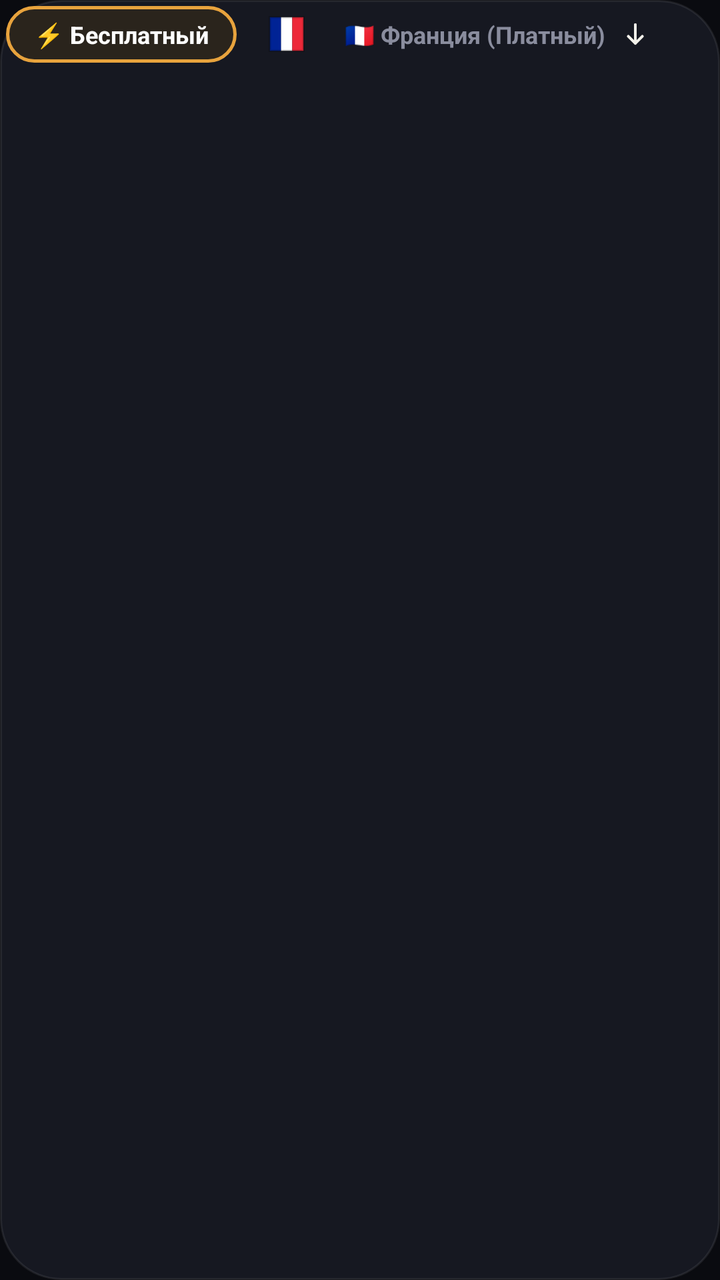
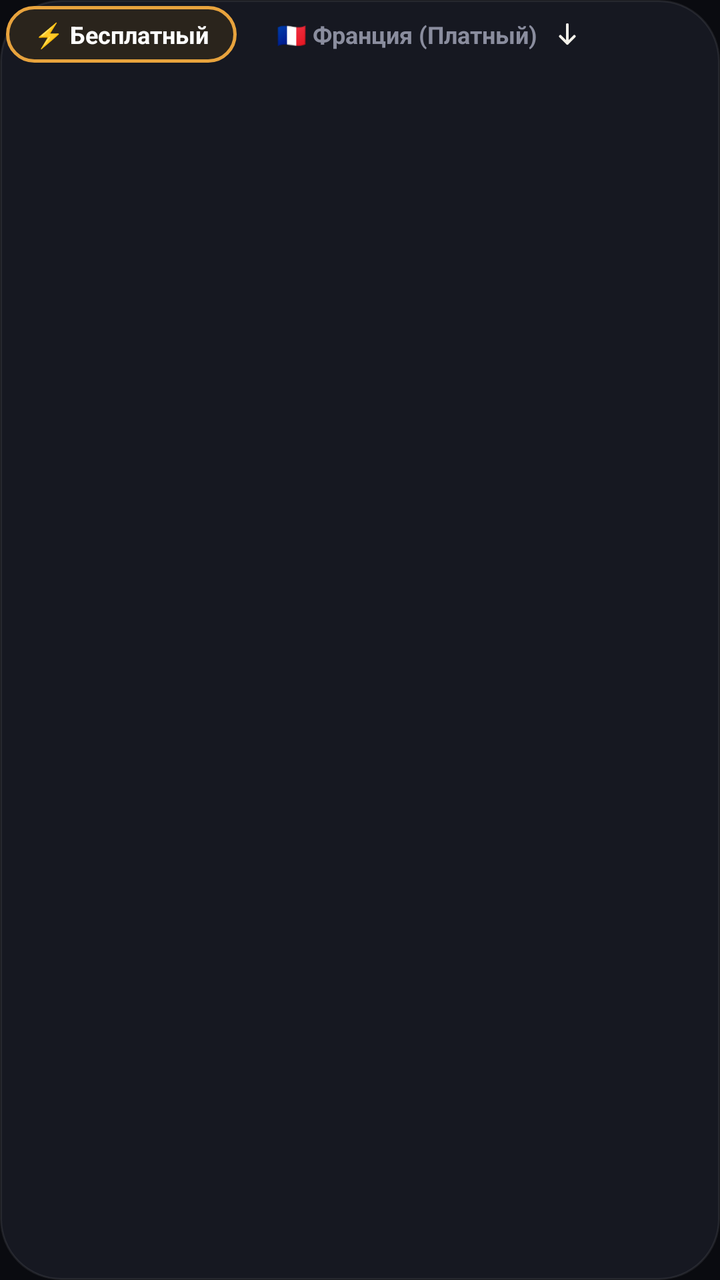

The first picture is an Android layout as it rendered before a commit; the second is the same layout after the commit. The layout source and the unified diff follow.
<!-- AndroidManifest.xml: application theme Theme.Mirage -->
<!-- res/layout/layout_server_plan.xml -->
<?xml version="1.0" encoding="utf-8"?>
<LinearLayout xmlns:android="http://schemas.android.com/apk/res/android"
    xmlns:app="http://schemas.android.com/apk/res-auto"
    android:layout_width="wrap_content"
    android:layout_height="wrap_content"
    android:layout_marginTop="12dp"
    android:background="@drawable/bg_pill"
    android:orientation="horizontal"
    android:padding="3dp">

    <TextView
        android:id="@+id/btnPlanFree"
        android:layout_width="wrap_content"
        android:layout_height="wrap_content"
        android:background="@drawable/bg_pill_active"
        android:clickable="true"
        android:focusable="true"
        android:paddingStart="14dp"
        android:paddingTop="6dp"
        android:paddingEnd="14dp"
        android:paddingBottom="6dp"
        android:text="@string/plan_free"
        android:textColor="#FFFFFF"
        android:textSize="12sp"
        android:textStyle="bold"
        android:maxLines="1"
        app:autoSizeTextType="uniform"
        app:autoSizeMinTextSize="9sp"
        app:autoSizeMaxTextSize="12sp"
        app:autoSizeStepGranularity="1sp" />

    <LinearLayout
        android:id="@+id/btnPlanFranceGroup"
        android:layout_width="wrap_content"
        android:layout_height="wrap_content"
        android:layout_marginStart="4dp"
        android:background="@android:color/transparent"
        android:clickable="true"
        android:focusable="true"
        android:gravity="center_vertical"
        android:orientation="horizontal">

        <ImageView
            android:id="@+id/ivPaidNodeFlag"
            android:layout_width="18dp"
            android:layout_height="18dp"
            android:layout_marginStart="12dp"
            android:layout_marginEnd="6dp"
            android:contentDescription="@null"
            android:src="@drawable/ic_france" />

        <TextView
            android:id="@+id/btnPlanFrance"
            android:layout_width="wrap_content"
            android:layout_height="wrap_content"
            android:background="@android:color/transparent"
            android:maxLines="1"
            android:paddingStart="14dp"
            android:paddingTop="6dp"
            android:paddingEnd="2dp"
            android:paddingBottom="6dp"
            android:text="@string/plan_france"
            android:textColor="@color/ink_soft"
            android:textSize="12sp"
            android:textStyle="bold"
            app:autoSizeTextType="uniform"
            app:autoSizeMinTextSize="9sp"
            app:autoSizeMaxTextSize="12sp"
            app:autoSizeStepGranularity="1sp" />

        <ImageView
            android:id="@+id/btnPaidServerChevron"
            android:layout_width="26dp"
            android:layout_height="26dp"
            android:layout_marginEnd="8dp"
            android:background="?android:attr/selectableItemBackgroundBorderless"
            android:clickable="true"
            android:contentDescription="@string/paid_server_picker_title"
            android:focusable="true"
            android:padding="6dp"
            android:src="@drawable/ic_arrow_down" />
    </LinearLayout>
</LinearLayout>
<!-- resources referenced by this layout -->
<resources>
  <color name="ink_soft">#8A8D9E</color>
  <!-- drawable bg_pill (drawable) -->
  <?xml version="1.0" encoding="utf-8"?>
  <shape xmlns:android="http://schemas.android.com/apk/res/android"
      android:shape="rectangle">
      <corners android:radius="30dp" />
      <solid android:color="@color/card" />
      <stroke
          android:width="1dp"
          android:color="@color/card_stroke" />
  </shape>
  <!-- drawable bg_pill_active (drawable) -->
  <?xml version="1.0" encoding="utf-8"?>
  <shape xmlns:android="http://schemas.android.com/apk/res/android"
      android:shape="rectangle">
      <corners android:radius="30dp" />
      <solid android:color="#2A241C" />
      <stroke
          android:width="1.5dp"
          android:color="#E8A33D" />
  </shape>
  <!-- drawable ic_arrow_down (drawable) -->
  <vector xmlns:android="http://schemas.android.com/apk/res/android"
      android:width="14dp"
      android:height="14dp"
      android:viewportWidth="24"
      android:viewportHeight="24">
      <path
          android:strokeColor="@color/ink"
          android:strokeWidth="2.4"
          android:strokeLineCap="round"
          android:strokeLineJoin="round"
          android:pathData="M12,4v16 M6,14l6,6l6,-6" />
  </vector>
  <!-- drawable ic_france (drawable) -->
  <?xml version="1.0" encoding="utf-8"?>
  <vector xmlns:android="http://schemas.android.com/apk/res/android"
      android:width="18dp"
      android:height="18dp"
      android:viewportWidth="18"
      android:viewportHeight="18">
      <path
          android:fillColor="#002395"
          android:pathData="M0.6,0.6h5.6v16.8h-5.6z" />
      <path
          android:fillColor="#FFFFFF"
          android:pathData="M6.2,0.6h5.6v16.8h-5.6z" />
      <path
          android:fillColor="#ED2939"
          android:pathData="M11.8,0.6h5.6v16.8h-5.6z" />
      <path
          android:fillColor="#00000000"
          android:strokeColor="#33000000"
          android:strokeWidth="1.2"
          android:pathData="M0.6,0.6h16.8v16.8h-16.8z" />
  </vector>
  <string name="paid_server_picker_title">Платный сервер</string>
  <string name="plan_france">🇫🇷 Франция (Платный)</string>
  <string name="plan_free">⚡ Бесплатный</string>
  <style name="Theme.Mirage" parent="Theme.Material3.Dark.NoActionBar">
          <item name="android:windowBackground">@color/bg</item>
          <item name="android:statusBarColor">@color/bg</item>
          <item name="android:navigationBarColor">@color/bg</item>
          <item name="android:windowLightStatusBar">false</item>
          <item name="colorPrimary">@color/amber</item>
          <item name="colorSecondary">@color/amber_deep</item>
          <item name="colorSurface">@color/card</item>
          <item name="colorOnSurface">@color/ink</item>
      </style>
  <color name="card">#161821</color>
  <color name="card_stroke">#14FFFFFF</color>
  <color name="ink">#F3F1EA</color>
  <color name="bg">#0A0B10</color>
  <color name="amber">#E8A33D</color>
  <color name="amber_deep">#C9722A</color>
</resources>

<!-- the commit's change to res/layout/layout_server_plan.xml (unified diff, before → after) -->
@@ -40,22 +40,13 @@
         android:gravity="center_vertical"
         android:orientation="horizontal">
 
-        <ImageView
-            android:id="@+id/ivPaidNodeFlag"
-            android:layout_width="18dp"
-            android:layout_height="18dp"
-            android:layout_marginStart="12dp"
-            android:layout_marginEnd="6dp"
-            android:contentDescription="@null"
-            android:src="@drawable/ic_france" />
-
         <TextView
             android:id="@+id/btnPlanFrance"
             android:layout_width="wrap_content"
             android:layout_height="wrap_content"
             android:background="@android:color/transparent"
             android:maxLines="1"
-            android:paddingStart="14dp"
+            android:paddingStart="16dp"
             android:paddingTop="6dp"
             android:paddingEnd="2dp"
             android:paddingBottom="6dp"
<!-- resource entries referenced after the edit -->
@@ -34,28 +34,6 @@
           android:strokeLineJoin="round"
           android:pathData="M12,4v16 M6,14l6,6l6,-6" />
   </vector>
-  <!-- drawable ic_france (drawable) -->
-  <?xml version="1.0" encoding="utf-8"?>
-  <vector xmlns:android="http://schemas.android.com/apk/res/android"
-      android:width="18dp"
-      android:height="18dp"
-      android:viewportWidth="18"
-      android:viewportHeight="18">
-      <path
-          android:fillColor="#002395"
-          android:pathData="M0.6,0.6h5.6v16.8h-5.6z" />
-      <path
-          android:fillColor="#FFFFFF"
-          android:pathData="M6.2,0.6h5.6v16.8h-5.6z" />
-      <path
-          android:fillColor="#ED2939"
-          android:pathData="M11.8,0.6h5.6v16.8h-5.6z" />
-      <path
-          android:fillColor="#00000000"
-          android:strokeColor="#33000000"
-          android:strokeWidth="1.2"
-          android:pathData="M0.6,0.6h16.8v16.8h-16.8z" />
-  </vector>
   <string name="paid_server_picker_title">Платный сервер</string>
   <string name="plan_france">🇫🇷 Франция (Платный)</string>
   <string name="plan_free">⚡ Бесплатный</string>
